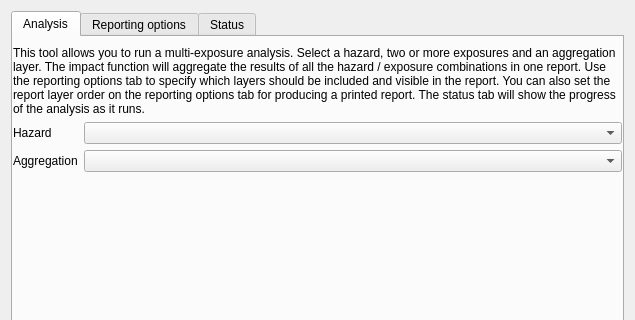
The window that safe/gui/ui/multi_exposure_dialog_base.ui (inasafe/inasafe) describes before a commit, drawn with Qt 5; both pictures show x 0 to 635 and y 0 to 320 of the 635 by 535 pixel window.
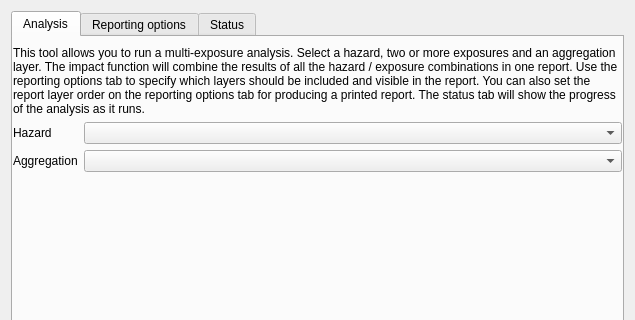
The same window after the commit. Custom widgets are drawn as their Qt base class.

Commit message: fix some wording in the multiexposure dialog

Patch:
```diff
--- a/safe/gui/ui/multi_exposure_dialog_base.ui
+++ b/safe/gui/ui/multi_exposure_dialog_base.ui
@@ -33,7 +33,7 @@
        <item>
         <widget class="QLabel" name="label">
          <property name="text">
-          <string>This tool allows you to run a multi-exposure analysis. Select a hazard, two or more exposures and an aggregation layer. The impact function will aggregate the results of all the hazard / exposure combinations in one report. Use the reporting options tab to specify which layers should be included and visible in the report. You can also set the report layer order on the reporting options tab for producing a printed report. The status tab will show the progress of the analysis as it runs.</string>
+          <string>This tool allows you to run a multi-exposure analysis. Select a hazard, two or more exposures and an aggregation layer. The impact function will combine the results of all the hazard / exposure combinations in one report. Use the reporting options tab to specify which layers should be included and visible in the report. You can also set the report layer order on the reporting options tab for producing a printed report. The status tab will show the progress of the analysis as it runs.</string>
          </property>
          <property name="wordWrap">
           <bool>true</bool>
```
Left out of the diff: 2 changed lines with no effect on the pictures.
